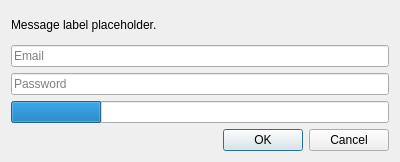
MultiMC/Launcher, file application/dialogs/LoginDialog.ui: the form before one commit.
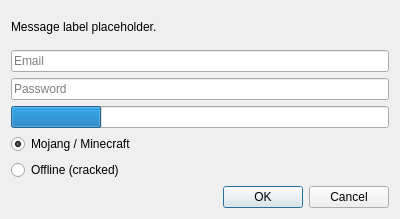
The form after the commit.

Commit message: Profiles of both types now can be created. Ready for review

```diff
--- a/application/dialogs/LoginDialog.ui
+++ b/application/dialogs/LoginDialog.ui
@@ -7,7 +7,7 @@
     <x>0</x>
     <y>0</y>
     <width>400</width>
-    <height>162</height>
+    <height>219</height>
    </rect>
   </property>
   <property name="sizePolicy">
@@ -60,6 +60,30 @@
      </property>
     </widget>
    </item>
+   <item>
+    <layout class="QVBoxLayout" name="radioLayout">
+     <item>
+      <widget class="QRadioButton" name="radioMojang">
+       <property name="text">
+        <string>Mojang / Minecraft</string>
+       </property>
+       <property name="checked">
+        <bool>true</bool>
+       </property>
+      </widget>
+     </item>
+     <item>
+      <widget class="QRadioButton" name="radioDummy">
+       <property name="text">
+        <string>Offline (cracked)</string>
+       </property>
+       <property name="checked">
+        <bool>false</bool>
+       </property>
+      </widget>
+     </item>
+    </layout>
+   </item>
    <item>
     <widget class="QDialogButtonBox" name="buttonBox">
      <property name="orientation">
```
The commit also changes 1 other file.
